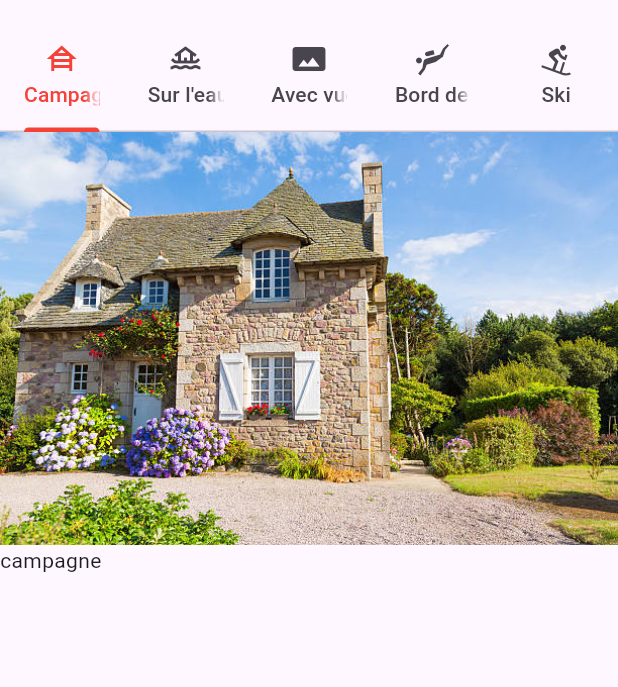
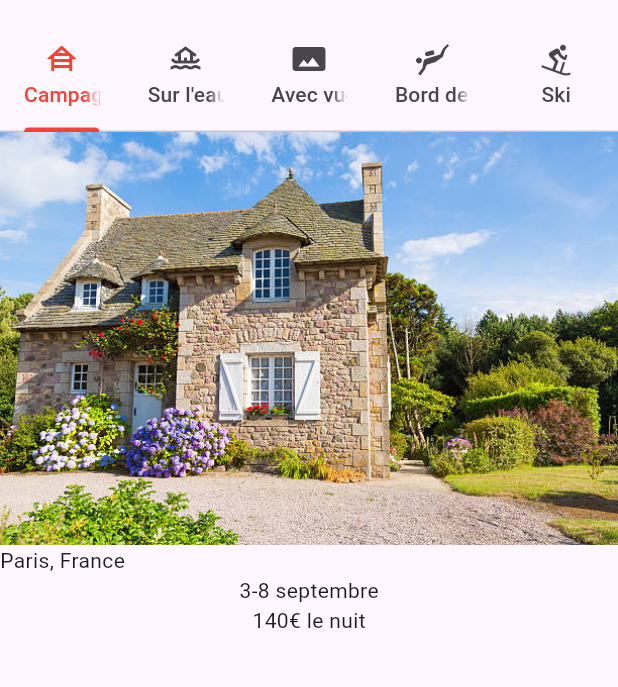
Before and after one commit to IGSparkew/tp_dart_first, a Flutter app: the screen it shows after launch, on a phone screen of 412 x 824 dp, the part 63-750 px from its top. Run offline on Flutter 3.47's test engine with Material 3 defaults, Android fonts, the phone set to English and light mode, and no system bars.

Commit message:
add modif aff image

```diff
--- a/lib/main.dart
+++ b/lib/main.dart
@@ -94,12 +94,14 @@ class BodyTabApp extends StatelessWidget {
             Image.asset('assets/campagne_pics.jpg'),
             Column(
                 children: <Widget>[
-              Row(
-                children: [
-                  Text('campagne'),
-                ],
-              )
-            ]),
+                  Row(
+                    children: [
+                      Text("Paris, France"),
+                    ],
+                  ),
+                  Text("3-8 septembre"),
+                  Text("140€ le nuit"),
+                ]),
           ],
         ),
         Container(child: Text("sur l'eau")),
```
